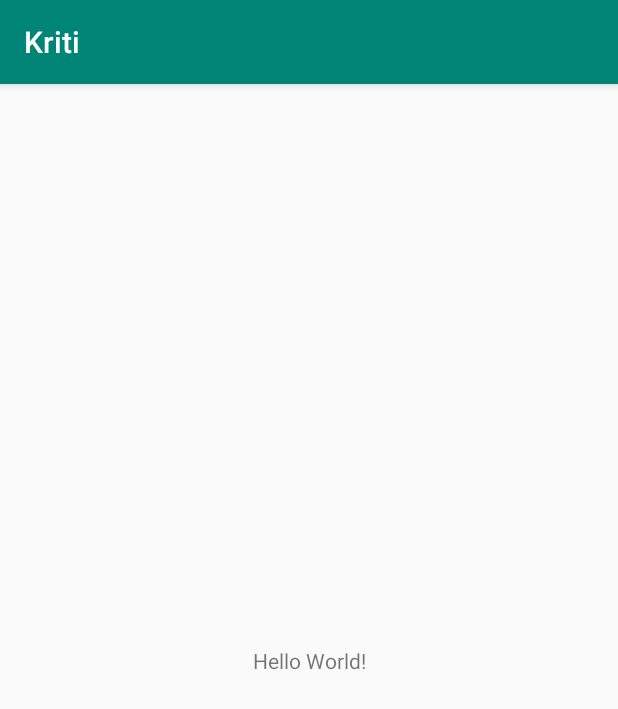
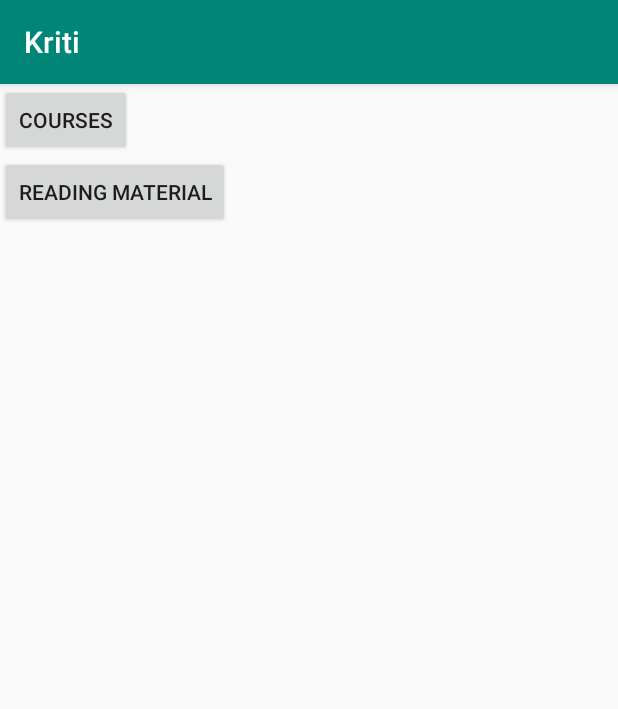
Before and after one commit to KartikeyaSingh03/Kriti_App, an Android app: the screen it shows after launch (MainActivity), on a phone screen of 412 x 824 dp. Shown: the top 709 px of the screen. Run offline under Robolectric (Android 15) with nearby library versions, the phone set to English and light mode, and no system bars.

Commit message:
Added two buttons to go to new activities

```diff
--- a/app/src/main/res/layout/activity_main.xml
+++ b/app/src/main/res/layout/activity_main.xml
@@ -6,13 +6,24 @@
     android:layout_height="match_parent"
     tools:context=".MainActivity">
 
-    <TextView
-        android:layout_width="wrap_content"
-        android:layout_height="wrap_content"
-        android:text="Hello World!"
-        app:layout_constraintBottom_toBottomOf="parent"
-        app:layout_constraintLeft_toLeftOf="parent"
-        app:layout_constraintRight_toRightOf="parent"
-        app:layout_constraintTop_toTopOf="parent" />
+    <LinearLayout
+        android:layout_width="match_parent"
+        android:layout_height="match_parent"
+        android:orientation="vertical">
+
+   <Button
+       android:layout_width="wrap_content"
+       android:layout_height="wrap_content"
+       android:text="Courses"
+       android:id="@+id/coursesButton"
+       android:onClick="Courses"/>
+        <Button
+            android:layout_width="wrap_content"
+            android:layout_height="wrap_content"
+            android:text="Reading Material"
+            android:id="@+id/readinMaterial"
+            android:onClick="readMaterial"/>
+    </LinearLayout>
+
 
 </androidx.constraintlayout.widget.ConstraintLayout>
```
Also changed, not shown: app/src/main/AndroidManifest.xml (+16 -0 lines), app/src/main/java/com/example/kriti/MainActivity.java (+12 -0 lines).
